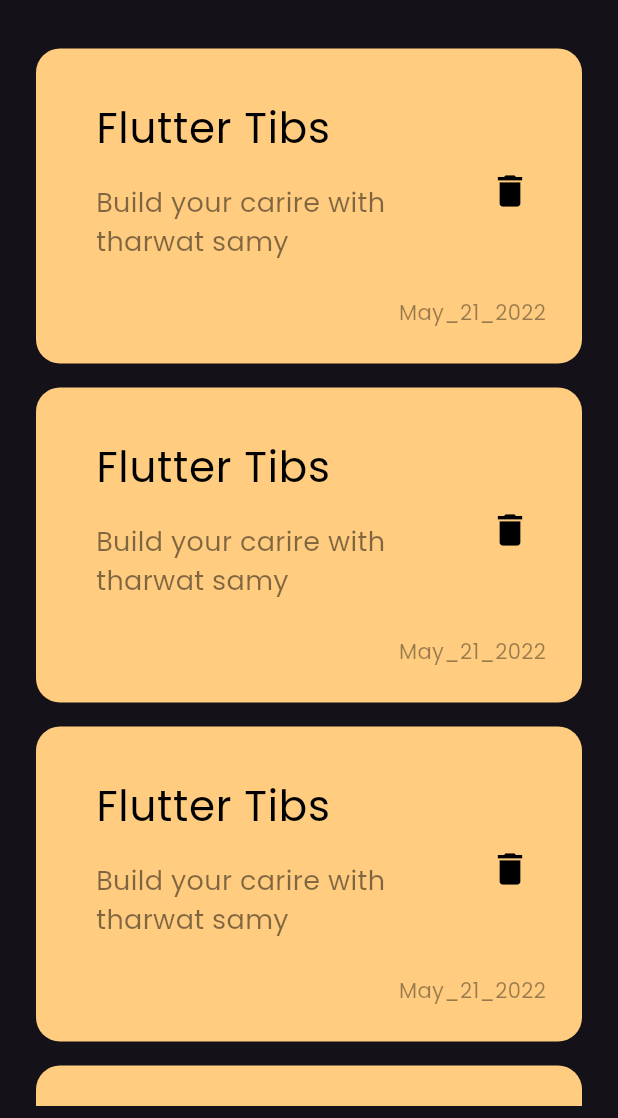
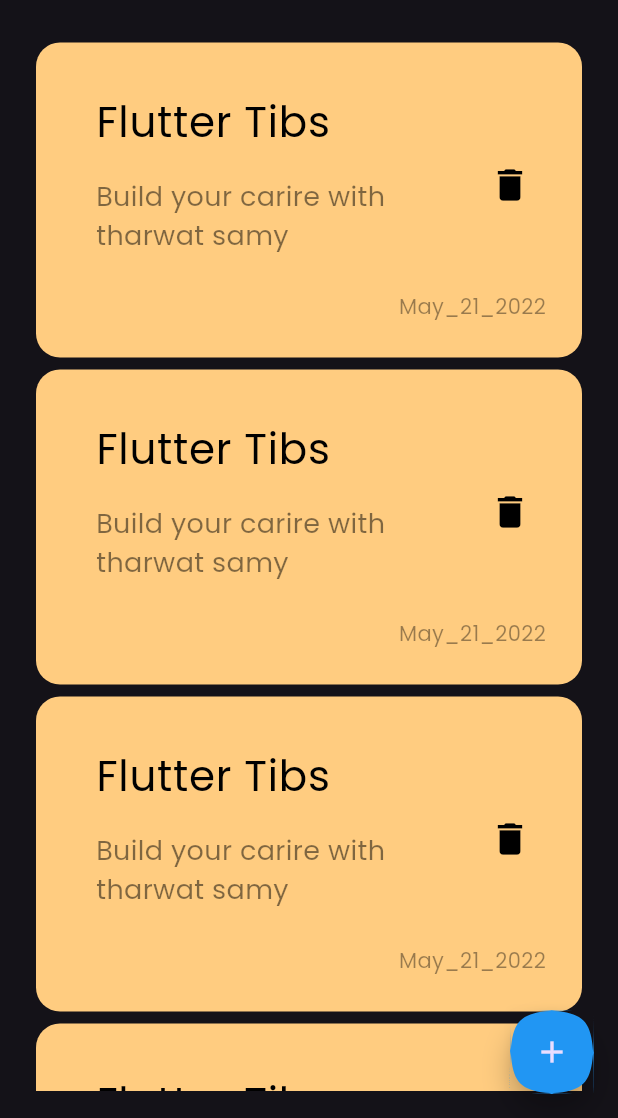
Before and after one commit to ibrahimmansy12/Note_App, a Flutter app: the screen it shows after launch, on a phone screen of 412 x 824 dp, the part 118-1236 px from its top. Run offline on Flutter 3.47's test engine with Material 3 defaults, Android fonts, the phone set to English and light mode, and no system bars.

Commit message:
did show node bottom sheet

```diff
--- a/lib/views/note view/custom_note_listview.dart
+++ b/lib/views/note view/custom_note_listview.dart
@@ -6,13 +6,16 @@
 
   @override
   Widget build(BuildContext context) {
-    return ListView.builder(
-      itemBuilder: (context, index) {
-        return const Padding(
-          padding:  EdgeInsets.symmetric(vertical: 8),
-          child: NoteItem(),
-        );
-      },
+    return Padding(
+      padding: const EdgeInsets.only(bottom: 10),
+      child: ListView.builder(
+        itemBuilder: (context, index) {
+          return const Padding(
+            padding: EdgeInsets.symmetric(vertical: 4),
+            child: NoteItem(),
+          );
+        },
+      ),
     );
   }
 }
--- a/lib/views/notes_view.dart
+++ b/lib/views/notes_view.dart
@@ -6,7 +6,20 @@
 
   @override
   Widget build(BuildContext context) {
-    return const Scaffold(
+    return Scaffold(
+      floatingActionButton: FloatingActionButton(
+        backgroundColor: Colors.blue,
+        shape:
+            ContinuousRectangleBorder(borderRadius: BorderRadius.circular(70)),
+        onPressed: () {
+          showModalBottomSheet(
+              context: context,
+              builder: (context) {
+                return Shownotebuttomnsheet();
+              });
+        },
+        child: Icon(Icons.add),
+      ),
       body: NoteViewBody(),
     );
   }
```
Also changed, not shown: lib/views/note view/show_node_bottomsheet.dart (added, +10 -0 lines).
